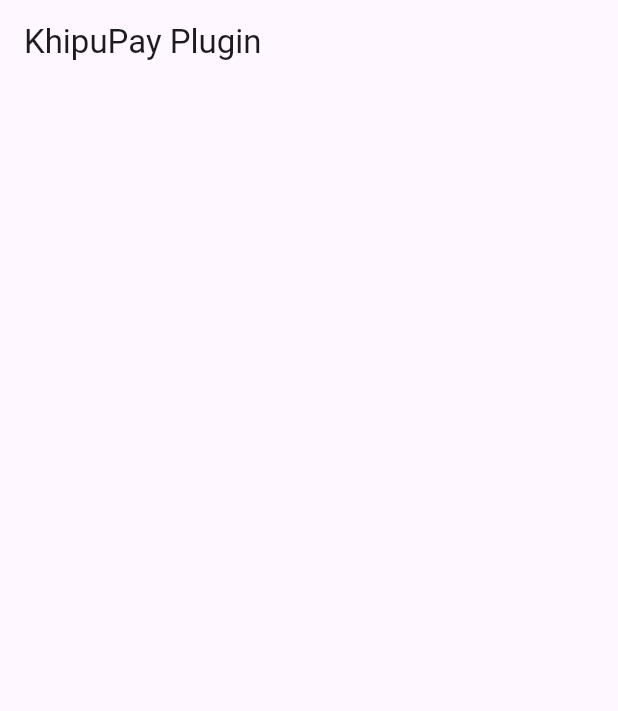
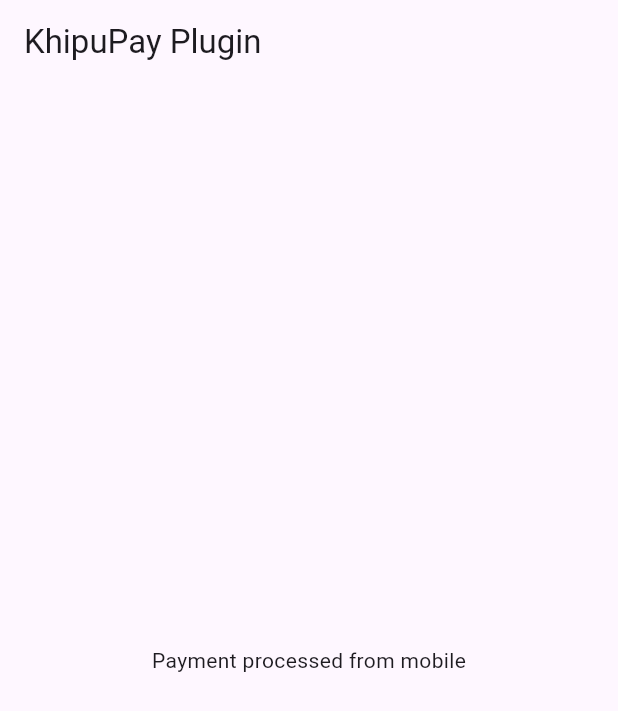
Before and after one commit to juanvegu/khipu_pay_plugin, a Flutter app: the screen it shows after launch, on a phone screen of 412 x 824 dp. Shown: the top 711 px of the screen. Run offline on Flutter 3.47's test engine with Material 3 defaults, Android fonts, the light colour scheme and no system bars; our stand-ins replace dio, plugin_platform_interface.

```diff
--- a/example/lib/main.dart
+++ b/example/lib/main.dart
@@ -1,5 +1,4 @@
 import 'package:flutter/material.dart';
-import 'dart:async';
 
 import 'package:khipu_pay_plugin/khipu_pay_plugin.dart';
 
@@ -34,6 +33,9 @@
         appBar: AppBar(
           title: const Text('KhipuPay Plugin'),
         ),
+        body: Center(
+          child: Text(KhipuPay.instance.processPayment()),
+        ),
       ),
     );
   }
--- a/lib/khipu_pay_plugin.dart
+++ b/lib/khipu_pay_plugin.dart
@@ -1,7 +1,6 @@
 library khipupay_plugin;
 
 export 'src/khipu_pay.dart';
-export 'src/khipu_pay_web.dart';
 export 'src/config/key_mode.dart';
 export 'src/domain/khipu_payment.dart';
 export 'src/domain/khipu_status.dart';
--- a/lib/src/khipu_pay.dart
+++ b/lib/src/khipu_pay.dart
@@ -1,5 +1,4 @@
 import 'package:khipu_pay_plugin/khipu_pay_plugin.dart';
-import 'package:khipu_pay_plugin/src/config/key_mode.dart';
 import 'package:khipu_pay_plugin/src/domain/khipu_credential.dart';
 import 'package:khipu_pay_plugin/src/khipu_pay_platform.dart';
 import 'package:khipu_pay_plugin/src/util/constants.dart';
@@ -14,7 +13,7 @@
   }
 
   KhipuPay._();
-  static KhipuPay _instance = KhipuPay._();
+  static final KhipuPay _instance = KhipuPay._();
 
   bool _initialized = false;
 
--- a/pubspec.yaml
+++ b/pubspec.yaml
@@ -33,7 +33,7 @@
         pluginClass: KhipuPay
       web:
         pluginClass: KhipuPayWeb
-        fileName: khipu_pay_plugin.dart
+        fileName: src/khipu_pay_web.dart
 
   # To add assets to your plugin package, add an assets section, like this:
   # assets:
```
Also changed, not shown: example/pubspec.lock, 2 other files.
